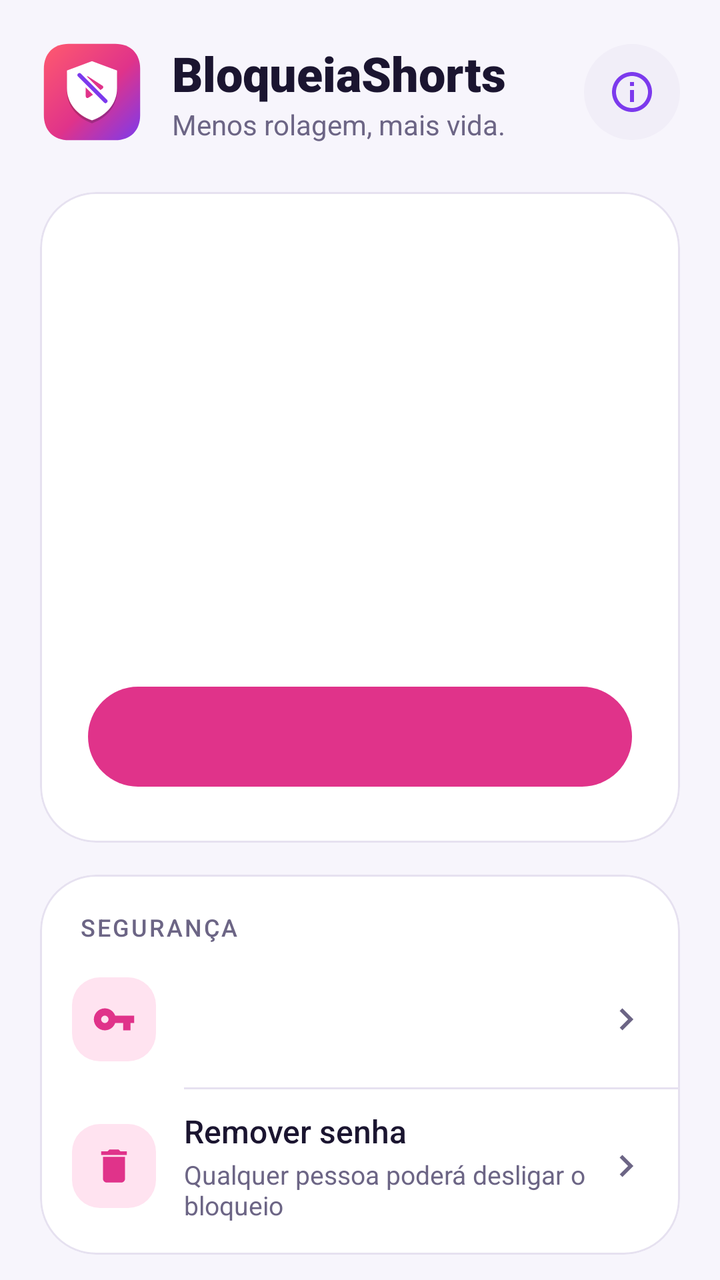
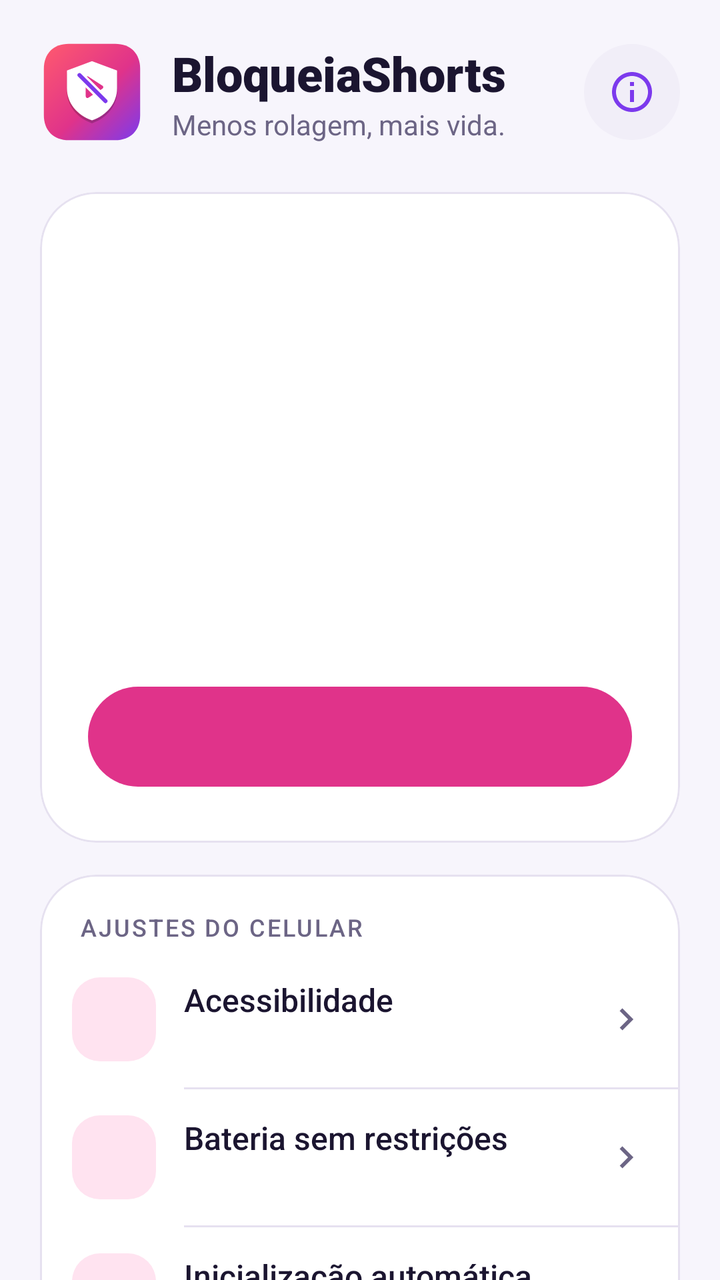

The first picture is an Android layout as it rendered before a commit; the second is the same layout after the commit. The layout source and the unified diff follow.
<!-- AndroidManifest.xml: application theme Theme.BloqueiaShorts -->
<!-- res/layout/activity_main.xml -->
<?xml version="1.0" encoding="utf-8"?>
<androidx.core.widget.NestedScrollView xmlns:android="http://schemas.android.com/apk/res/android"
    xmlns:app="http://schemas.android.com/apk/res-auto"
    android:id="@+id/scroll"
    android:layout_width="match_parent"
    android:layout_height="match_parent"
    android:background="@color/bg"
    android:clipToPadding="false"
    android:fillViewport="true">

    <LinearLayout
        android:id="@+id/content"
        android:layout_width="match_parent"
        android:layout_height="wrap_content"
        android:animateLayoutChanges="true"
        android:orientation="vertical"
        android:paddingStart="20dp"
        android:paddingTop="20dp"
        android:paddingEnd="20dp"
        android:paddingBottom="32dp">

        
        <LinearLayout
            android:id="@+id/header"
            android:layout_width="match_parent"
            android:layout_height="wrap_content"
            android:gravity="center_vertical"
            android:orientation="horizontal">

            <ImageView
                android:id="@+id/logo"
                android:layout_width="52dp"
                android:layout_height="52dp"
                android:contentDescription="@string/app_name"
                android:src="@drawable/ic_logo_shape" />

            <LinearLayout
                android:layout_width="0dp"
                android:layout_height="wrap_content"
                android:layout_marginStart="14dp"
                android:layout_weight="1"
                android:orientation="vertical">

                <TextView
                    android:layout_width="wrap_content"
                    android:layout_height="wrap_content"
                    android:fontFamily="sans-serif-black"
                    android:text="@string/app_name"
                    android:textColor="@color/on_surface"
                    android:textSize="24sp" />

                <TextView
                    android:layout_width="wrap_content"
                    android:layout_height="wrap_content"
                    android:text="Menos rolagem, mais vida."
                    android:textColor="@color/muted"
                    android:textSize="14sp" />
            </LinearLayout>

            <ImageButton
                android:id="@+id/btnHelp"
                android:layout_width="48dp"
                android:layout_height="48dp"
                android:background="@drawable/bg_circle"
                android:backgroundTint="@color/surface_variant"
                android:contentDescription="Como o app funciona"
                android:padding="12dp"
                android:scaleType="fitCenter"
                android:src="@drawable/ic_info"
                android:stateListAnimator="@animator/press"
                android:tint="@color/accent" />
        </LinearLayout>

        
        <com.google.android.material.card.MaterialCardView
            android:id="@+id/heroCard"
            style="@style/Card"
            android:layout_marginTop="24dp">

            <LinearLayout
                android:layout_width="match_parent"
                android:layout_height="wrap_content"
                android:gravity="center_horizontal"
                android:orientation="vertical"
                android:padding="24dp">

                <FrameLayout
                    android:layout_width="132dp"
                    android:layout_height="132dp">

                    <View
                        android:id="@+id/pulseRing"
                        android:layout_width="104dp"
                        android:layout_height="104dp"
                        android:layout_gravity="center"
                        android:background="@drawable/bg_circle" />

                    <FrameLayout
                        android:id="@+id/statusCircle"
                        android:layout_width="104dp"
                        android:layout_height="104dp"
                        android:layout_gravity="center"
                        android:background="@drawable/bg_circle">

                        <ImageView
                            android:id="@+id/statusIcon"
                            android:layout_width="52dp"
                            android:layout_height="52dp"
                            android:layout_gravity="center"
                            android:importantForAccessibility="no" />
                    </FrameLayout>
                </FrameLayout>

                <TextView
                    android:id="@+id/statusTitle"
                    android:layout_width="wrap_content"
                    android:layout_height="wrap_content"
                    android:layout_marginTop="8dp"
                    android:fontFamily="sans-serif-black"
                    android:textColor="@color/on_surface"
                    android:textSize="24sp" />

                <TextView
                    android:id="@+id/statusSubtitle"
                    android:layout_width="wrap_content"
                    android:layout_height="wrap_content"
                    android:layout_marginTop="6dp"
                    android:gravity="center"
                    android:lineSpacingExtra="2dp"
                    android:textColor="@color/muted"
                    android:textSize="14sp" />

                <com.google.android.material.button.MaterialButton
                    android:id="@+id/btnMain"
                    style="@style/PillButton"
                    android:layout_marginTop="22dp" />

                <com.google.android.material.button.MaterialButton
                    android:id="@+id/btnRestricted"
                    style="@style/PillButton.Text"
                    android:layout_marginTop="4dp"
                    android:text="Apareceu “Configuração restrita”?"
                    android:visibility="gone" />
            </LinearLayout>
        </com.google.android.material.card.MaterialCardView>

        
        <com.google.android.material.card.MaterialCardView
            android:id="@+id/securityCard"
            style="@style/Card">

            <LinearLayout
                android:layout_width="match_parent"
                android:layout_height="wrap_content"
                android:animateLayoutChanges="true"
                android:orientation="vertical"
                android:paddingBottom="6dp">

                <TextView
                    style="@style/SectionTitle"
                    android:text="Segurança" />

                <LinearLayout
                    android:id="@+id/rowPin"
                    style="@style/Row">

                    <ImageView
                        style="@style/RowIconBox"
                        android:importantForAccessibility="no"
                        android:src="@drawable/ic_key" />

                    <LinearLayout style="@style/RowTexts">

                        <TextView
                            android:id="@+id/rowPinTitle"
                            style="@style/RowTitle" />

                        <TextView
                            android:id="@+id/rowPinSub"
                            style="@style/RowSub" />
                    </LinearLayout>

                    <ImageView style="@style/RowChevron" />
                </LinearLayout>

                <View
                    android:id="@+id/dividerRemove"
                    style="@style/Divider" />

                <LinearLayout
                    android:id="@+id/rowRemovePin"
                    style="@style/Row">

                    <ImageView
                        style="@style/RowIconBox"
                        android:importantForAccessibility="no"
                        android:src="@drawable/ic_delete" />

                    <LinearLayout style="@style/RowTexts">

                        <TextView
                            style="@style/RowTitle"
                            android:text="Remover senha" />

                        <TextView
                            style="@style/RowSub"
                            android:text="Qualquer pessoa poderá desligar o bloqueio" />
                    </LinearLayout>

                    <ImageView style="@style/RowChevron" />
                </LinearLayout>
            </LinearLayout>
        </com.google.android.material.card.MaterialCardView>

        
        <com.google.android.material.card.MaterialCardView
            android:id="@+id/stealthCard"
            style="@style/Card">

            <LinearLayout
                android:layout_width="match_parent"
                android:layout_height="wrap_content"
                android:orientation="vertical"
                android:paddingBottom="6dp">

                <TextView
                    style="@style/SectionTitle"
                    android:text="Modo invisível" />

                <LinearLayout
                    android:id="@+id/rowHide"
                    style="@style/Row">

                    <ImageView
                        style="@style/RowIconBox.Accent"
                        android:importantForAccessibility="no"
                        android:src="@drawable/ic_eye_off" />

                    <LinearLayout style="@style/RowTexts">

                        <TextView
                            style="@style/RowTitle"
                            android:text="Esconder ícone" />

                        <TextView
                            android:id="@+id/rowHideSub"
                            style="@style/RowSub" />
                    </LinearLayout>

                    <com.google.android.material.materialswitch.MaterialSwitch
                        android:id="@+id/switchHide"
                        android:layout_width="wrap_content"
                        android:layout_height="wrap_content"
                        android:clickable="false"
                        android:focusable="false" />
                </LinearLayout>

                <View style="@style/Divider" />

                <LinearLayout
                    android:id="@+id/rowHowItWorks"
                    style="@style/Row">

                    <ImageView
                        style="@style/RowIconBox.Accent"
                        android:importantForAccessibility="no"
                        android:src="@drawable/ic_dialpad" />

                    <LinearLayout style="@style/RowTexts">

                        <TextView
                            style="@style/RowTitle"
                            android:text="Como reabrir o app" />

                        <TextView
                            style="@style/RowSub"
                            android:text="Código secreto no discador: *#*#SUASENHA#*#*" />
                    </LinearLayout>

                    <ImageView style="@style/RowChevron" />
                </LinearLayout>

                <View
                    android:id="@+id/dividerCopyCode"
                    style="@style/Divider" />

                <LinearLayout
                    android:id="@+id/rowCopyCode"
                    style="@style/Row">

                    <ImageView
                        style="@style/RowIconBox.Accent"
                        android:importantForAccessibility="no"
                        android:src="@drawable/ic_copy" />

                    <LinearLayout style="@style/RowTexts">

                        <TextView
                            style="@style/RowTitle"
                            android:text="Copiar código de reabertura" />

                        <TextView
                            style="@style/RowSub"
                            android:text="Pede a senha e copia o código pronto para colar no discador" />
                    </LinearLayout>

                    <ImageView style="@style/RowChevron" />
                </LinearLayout>
            </LinearLayout>
        </com.google.android.material.card.MaterialCardView>

        
        <com.google.android.material.card.MaterialCardView
            android:id="@+id/helpCard"
            style="@style/Card">

            <LinearLayout
                android:id="@+id/rowHelp"
                style="@style/Row">

                <ImageView
                    style="@style/RowIconBox.Accent"
                    android:importantForAccessibility="no"
                    android:src="@drawable/ic_info" />

                <LinearLayout style="@style/RowTexts">

                    <TextView
                        style="@style/RowTitle"
                        android:text="Como o app funciona" />

                    <TextView
                        style="@style/RowSub"
                        android:text="Bloqueio, senha, proteção e modo invisível" />
                </LinearLayout>

                <ImageView style="@style/RowChevron" />
            </LinearLayout>
        </com.google.android.material.card.MaterialCardView>

        
        <com.google.android.material.card.MaterialCardView
            android:id="@+id/blockedCard"
            style="@style/Card">

            <LinearLayout
                android:layout_width="match_parent"
                android:layout_height="wrap_content"
                android:orientation="vertical"
                android:paddingBottom="18dp">

                <TextView
                    style="@style/SectionTitle"
                    android:text="O que é bloqueado" />

                <com.google.android.material.chip.ChipGroup
                    android:id="@+id/chips"
                    android:layout_width="match_parent"
                    android:layout_height="wrap_content"
                    android:paddingStart="16dp"
                    android:paddingTop="8dp"
                    android:paddingEnd="16dp"
                    app:chipSpacingHorizontal="8dp"
                    app:chipSpacingVertical="4dp" />
            </LinearLayout>
        </com.google.android.material.card.MaterialCardView>

        <TextView
            android:id="@+id/footer"
            android:layout_width="match_parent"
            android:layout_height="wrap_content"
            android:layout_marginTop="24dp"
            android:gravity="center"
            android:text="Nada é coletado ou enviado. Tudo fica no seu celular."
            android:textColor="@color/muted"
            android:textSize="12sp" />
    </LinearLayout>
</androidx.core.widget.NestedScrollView>
<!-- resources referenced by this layout -->
<resources>
  <color name="accent">#FF7C3AED</color>
  <color name="bg">#FFF7F5FC</color>
  <color name="muted">#FF6C6585</color>
  <color name="on_surface">#FF1B1530</color>
  <color name="surface_variant">#FFF1EEF8</color>
  <!-- drawable bg_circle (drawable) -->
  <?xml version="1.0" encoding="utf-8"?>
  <shape xmlns:android="http://schemas.android.com/apk/res/android" android:shape="oval">
      <solid android:color="#FFFFFFFF" />
  </shape>
  <string name="app_name">BloqueiaShorts</string>
  <style name="Divider">
          <item name="android:layout_width">match_parent</item>
          <item name="android:layout_height">1dp</item>
          <item name="android:layout_marginStart">72dp</item>
          <item name="android:background">@color/outline</item>
      </style>
  <style name="RowChevron">
          <item name="android:layout_width">22dp</item>
          <item name="android:layout_height">22dp</item>
          <item name="android:src">@drawable/ic_chevron_right</item>
          <item name="android:tint">@color/muted</item>
          <item name="android:importantForAccessibility">no</item>
      </style>
  <style name="RowIconBox.Accent">
          <item name="android:backgroundTint">@color/accent_container</item>
          <item name="android:tint">@color/accent</item>
      </style>
  <style name="RowSub">
          <item name="android:layout_width">wrap_content</item>
          <item name="android:layout_height">wrap_content</item>
          <item name="android:layout_marginTop">2dp</item>
          <item name="android:textSize">13sp</item>
          <item name="android:textColor">@color/muted</item>
      </style>
  <color name="surface">#FFFFFFFF</color>
  <color name="outline">#FFE6E1F0</color>
  <!-- drawable bg_icon_box (drawable) -->
  <?xml version="1.0" encoding="utf-8"?>
  <shape xmlns:android="http://schemas.android.com/apk/res/android" android:shape="rectangle">
      <corners android:radius="14dp" />
      <solid android:color="#FFFFFFFF" />
  </shape>
  <color name="brand_container">#FFFFE3F0</color>
  <color name="brand">#FFE0338A</color>
  <color name="accent_container">#FFEDE5FF</color>
  <color name="on_brand">#FFFFFFFF</color>
  <color name="on_brand_container">#FF6B0F3E</color>
  <style name="ThemeOverlay.BloqueiaShorts.Dialog" parent="ThemeOverlay.Material3.MaterialAlertDialog">
          <item name="shapeAppearanceOverlay">@style/Shape.Dialog</item>
          <item name="android:windowAnimationStyle">@style/DialogAnim</item>
          <item name="colorSurfaceContainerHigh">@color/surface</item>
      </style>
  <style name="ThemeOverlay.BloqueiaShorts.Sheet" parent="ThemeOverlay.Material3.BottomSheetDialog">
          <item name="bottomSheetStyle">@style/Sheet</item>
          <item name="android:navigationBarColor">@color/surface</item>
      </style>
  <style name="Snackbar" parent="Widget.Material3.Snackbar">
          <item name="shapeAppearance">@style/Shape.Snackbar</item>
      </style>
  <style name="Shape.Dialog" parent="">
          <item name="cornerFamily">rounded</item>
          <item name="cornerSize">28dp</item>
      </style>
  <style name="DialogAnim" parent="@android:style/Animation.Dialog">
          <item name="android:windowEnterAnimation">@anim/dialog_in</item>
          <item name="android:windowExitAnimation">@anim/dialog_out</item>
      </style>
  <style name="Sheet" parent="Widget.Material3.BottomSheet.Modal">
          <item name="backgroundTint">@color/surface</item>
          <item name="shapeAppearanceOverlay">@style/Shape.Sheet</item>
      </style>
  <style name="Shape.Snackbar" parent="">
          <item name="cornerFamily">rounded</item>
          <item name="cornerSize">16dp</item>
      </style>
  <style name="Shape.Sheet" parent="">
          <item name="cornerFamily">rounded</item>
          <item name="cornerSizeTopLeft">32dp</item>
          <item name="cornerSizeTopRight">32dp</item>
          <item name="cornerSizeBottomLeft">0dp</item>
          <item name="cornerSizeBottomRight">0dp</item>
      </style>
  <!-- unchanged entries left out for length: 18 -->
</resources>

<!-- the commit's change to res/layout/activity_main.xml (unified diff, before → after) -->
@@ -146,6 +146,125 @@
 
         
         <com.google.android.material.card.MaterialCardView
+            android:id="@+id/setupCard"
+            style="@style/Card">
+
+            <LinearLayout
+                android:layout_width="match_parent"
+                android:layout_height="wrap_content"
+                android:orientation="vertical"
+                android:paddingBottom="6dp">
+
+                <TextView
+                    style="@style/SectionTitle"
+                    android:text="Ajustes do celular" />
+
+                <LinearLayout
+                    android:id="@+id/rowSetupA11y"
+                    style="@style/Row">
+
+                    <ImageView
+                        android:id="@+id/iconSetupA11y"
+                        style="@style/RowIconBox"
+                        android:importantForAccessibility="no" />
+
+                    <LinearLayout style="@style/RowTexts">
+
+                        <TextView
+                            style="@style/RowTitle"
+                            android:text="Acessibilidade" />
+
+                        <TextView
+                            android:id="@+id/subSetupA11y"
+                            style="@style/RowSub" />
+                    </LinearLayout>
+
+                    <ImageView style="@style/RowChevron" />
+                </LinearLayout>
+
+                <View style="@style/Divider" />
+
+                <LinearLayout
+                    android:id="@+id/rowSetupBattery"
+                    style="@style/Row">
+
+                    <ImageView
+                        android:id="@+id/iconSetupBattery"
+                        style="@style/RowIconBox"
+                        android:importantForAccessibility="no" />
+
+                    <LinearLayout style="@style/RowTexts">
+
+                        <TextView
+                            style="@style/RowTitle"
+                            android:text="Bateria sem restrições" />
+
+                        <TextView
+                            android:id="@+id/subSetupBattery"
+                            style="@style/RowSub" />
+                    </LinearLayout>
+
+                    <ImageView style="@style/RowChevron" />
+                </LinearLayout>
+
+                <View
+                    android:id="@+id/dividerSetupAutostart"
+                    style="@style/Divider" />
+
+                <LinearLayout
+                    android:id="@+id/rowSetupAutostart"
+                    style="@style/Row">
+
+                    <ImageView
+                        android:id="@+id/iconSetupAutostart"
+                        style="@style/RowIconBox"
+                        android:importantForAccessibility="no" />
+
+                    <LinearLayout style="@style/RowTexts">
+
+                        <TextView
+                            style="@style/RowTitle"
+                            android:text="Inicialização automática" />
+
+                        <TextView
+                            android:id="@+id/subSetupAutostart"
+                            style="@style/RowSub" />
+                    </LinearLayout>
+
+                    <ImageView style="@style/RowChevron" />
+                </LinearLayout>
+
+                <View
+                    android:id="@+id/dividerSetupPopup"
+                    style="@style/Divider" />
+
+                <LinearLayout
+                    android:id="@+id/rowSetupPopup"
+                    style="@style/Row">
+
+                    <ImageView
+                        android:id="@+id/iconSetupPopup"
+                        style="@style/RowIconBox"
+                        android:importantForAccessibility="no" />
+
+                    <LinearLayout style="@style/RowTexts">
+
+                        <TextView
+                            style="@style/RowTitle"
+                            android:text="Janelas pop-up em segundo plano" />
+
+                        <TextView
+                            android:id="@+id/subSetupPopup"
+                            style="@style/RowSub" />
+                    </LinearLayout>
+
+                    <ImageView style="@style/RowChevron" />
+                </LinearLayout>
+            </LinearLayout>
+        </com.google.android.material.card.MaterialCardView>
+
+        
+        <com.google.android.material.card.MaterialCardView
             android:id="@+id/securityCard"
             style="@style/Card">
 
